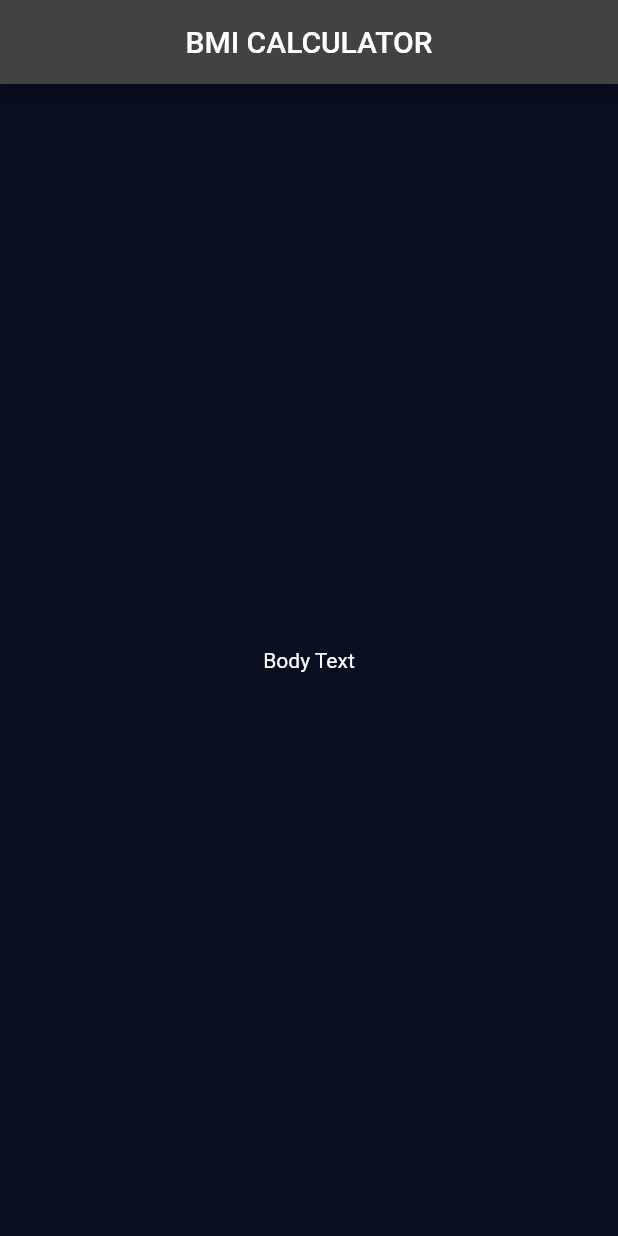
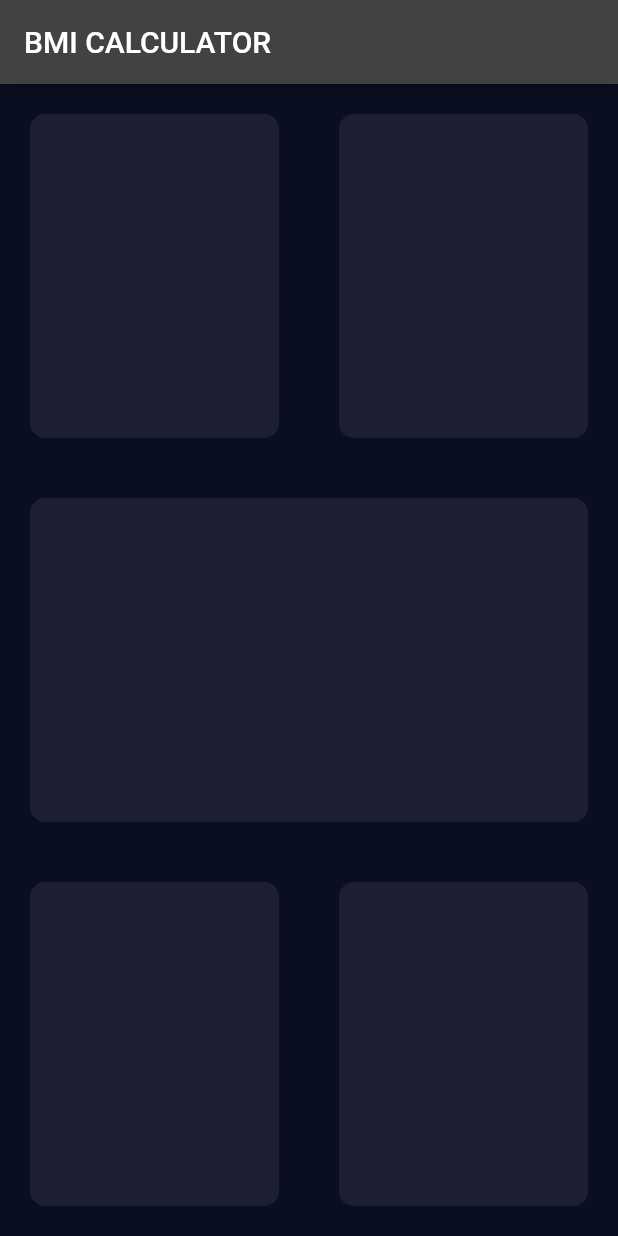
Before and after one commit to manoharacharyaa/bmicalculator, a Flutter app: the screen it shows after launch, on a phone screen of 412 x 824 dp. Run offline on Flutter 3.47's test engine with Material 2 defaults, Android fonts, the phone set to English and light mode, and no system bars.

Commit message:
3rd creating layout using container in input_dart

```diff
--- a/lib/input_page.dart
+++ b/lib/input_page.dart
@@ -2,6 +2,7 @@ import 'package:flutter/material.dart';
 
 class InputPage extends StatefulWidget {
   const InputPage({super.key});
+
   @override
   State<InputPage> createState() => _InputPageState();
 }
@@ -11,11 +12,70 @@ class _InputPageState extends State<InputPage> {
   Widget build(BuildContext context) {
     return Scaffold(
       appBar: AppBar(
-        centerTitle: true,
         title: Text('BMI CALCULATOR'),
       ),
-      body: Center(
-        child: Text('Body Text'),
+      body: Column(
+        children: [
+          Expanded(
+            child: Row(
+              children: [
+                Expanded(
+                  child: Container(
+                    margin: EdgeInsets.all(20),
+                    decoration: BoxDecoration(
+                      color: Color(0xff1D1E33),
+                      borderRadius: BorderRadius.circular(10),
+                    ),
+                  ),
+                ),
+                Expanded(
+                  child: Container(
+                    margin: EdgeInsets.all(20),
+                    decoration: BoxDecoration(
+                      color: Color(0xff1D1E33),
+                      borderRadius: BorderRadius.circular(10),
+                    ),
+                  ),
+                ),
+              ],
+            ),
+          ),
+          Expanded(
+            child: Expanded(
+              child: Container(
+                margin: EdgeInsets.all(20),
+                decoration: BoxDecoration(
+                  color: Color(0xff1D1E33),
+                  borderRadius: BorderRadius.circular(10),
+                ),
+              ),
+            ),
+          ),
+          Expanded(
+            child: Row(
+              children: [
+                Expanded(
+                  child: Container(
+                    margin: EdgeInsets.all(20),
+                    decoration: BoxDecoration(
+                      color: Color(0xff1D1E33),
+                      borderRadius: BorderRadius.circular(10),
+                    ),
+                  ),
+                ),
+                Expanded(
+                  child: Container(
+                    margin: EdgeInsets.all(20),
+                    decoration: BoxDecoration(
+                      color: Color(0xff1D1E33),
+                      borderRadius: BorderRadius.circular(10),
+                    ),
+                  ),
+                ),
+              ],
+            ),
+          ),
+        ],
       ),
     );
   }
```
